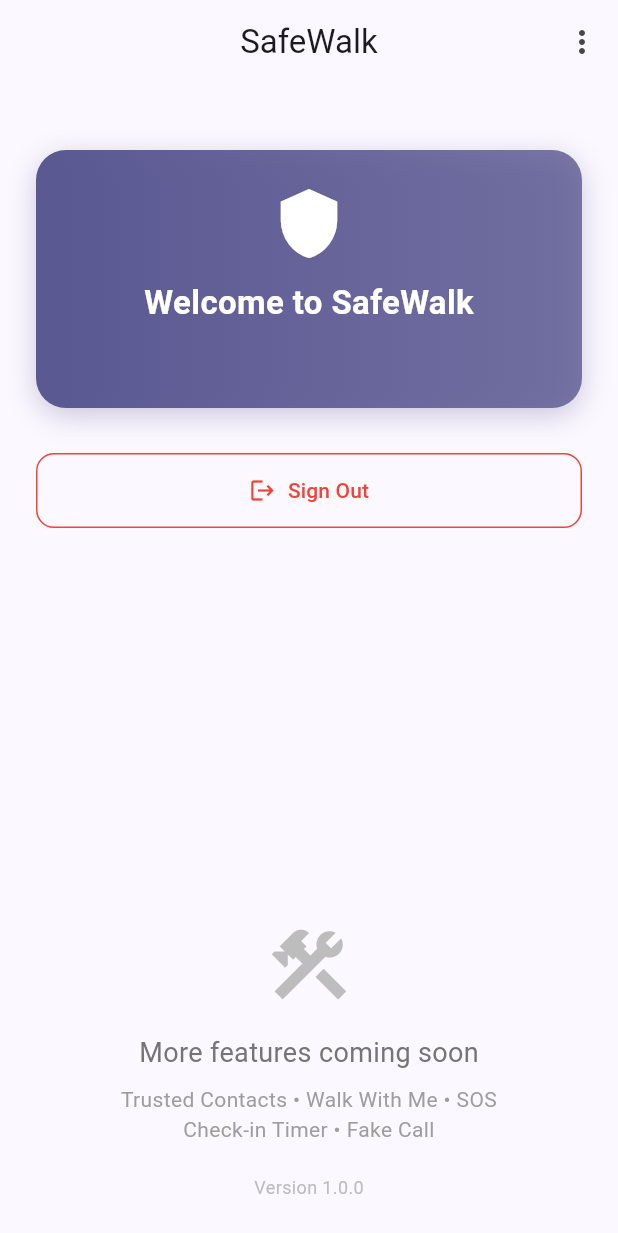
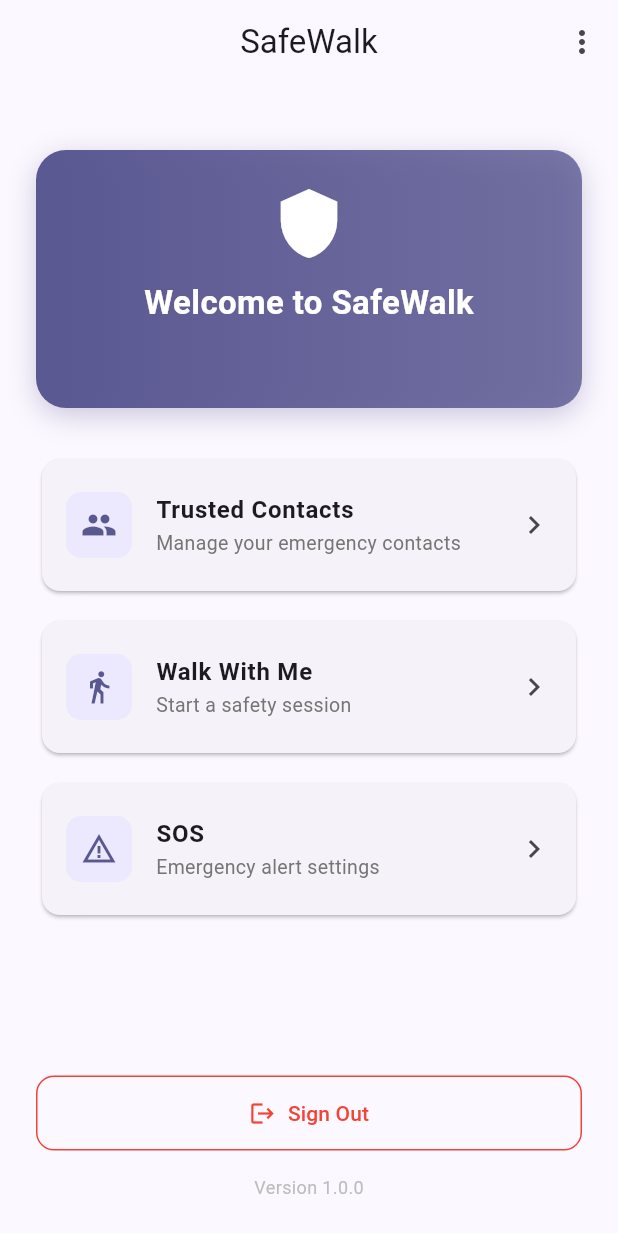
Before and after one commit to Ahsan-2003/women_safety_app, a Flutter app: the screen it shows once a user with an empty profile is signed in, on a phone screen of 412 x 824 dp. Shown: the top 1233 px of the screen. Run offline on Flutter 3.47's test engine with Material 3 defaults, Android fonts, the phone set to English and light mode, and no system bars; our stand-ins replace cloud_firestore, firebase_auth, firebase_core; accounts and stored records are empty.

Commit message:
Update home screen

```diff
--- a/lib/screens/home_screen.dart
+++ b/lib/screens/home_screen.dart
@@ -1,7 +1,8 @@
 import 'package:flutter/material.dart';
 import 'package:provider/provider.dart';
-import 'package:women_safety_app/screens/login_screen.dart';
 import '../providers/auth_provider.dart';
+import 'login_screen.dart';
+import 'contacts_screen.dart'; // ADD THIS
 
 class HomeScreen extends StatelessWidget {
   const HomeScreen({super.key});
@@ -28,7 +29,6 @@ class HomeScreen extends StatelessWidget {
                 ),
               ),
             ],
-            // In the PopupMenuButton onSelected callback:
             onSelected: (value) async {
               if (value == 'signout') {
                 final confirm = await showDialog<bool>(
@@ -54,7 +54,6 @@ class HomeScreen extends StatelessWidget {
 
                 if (confirm == true) {
                   await authProvider.signOut();
-                  // Navigate to LoginScreen and clear stack
                   if (context.mounted) {
                     Navigator.pushAndRemoveUntil(
                       context,
@@ -123,11 +122,55 @@ class HomeScreen extends StatelessWidget {
 
               const SizedBox(height: 30),
 
-              // Sign Out Button (for easy testing)
+              // Menu Options
+              _buildMenuButton(
+                context,
+                icon: Icons.people,
+                title: 'Trusted Contacts',
+                subtitle: 'Manage your emergency contacts',
+                onTap: () {
+                  Navigator.push(
+                    context,
+                    MaterialPageRoute(builder: (_) => const ContactsScreen()),
+                  );
+                },
+              ),
+
+              const SizedBox(height: 12),
+
+              _buildMenuButton(
+                context,
+                icon: Icons.directions_walk,
+                title: 'Walk With Me',
+                subtitle: 'Start a safety session',
+                onTap: () {
+                  // Coming in next feature
+                  ScaffoldMessenger.of(
+                    context,
+                  ).showSnackBar(const SnackBar(content: Text('Coming soon!')));
+                },
+              ),
+
+              const SizedBox(height: 12),
+
+              _buildMenuButton(
+                context,
+                icon: Icons.warning_amber,
+                title: 'SOS',
+                subtitle: 'Emergency alert settings',
+                onTap: () {
+                  ScaffoldMessenger.of(
+                    context,
+                  ).showSnackBar(const SnackBar(content: Text('Coming soon!')));
+                },
+              ),
+
+              const Spacer(),
+
+              // Sign Out Button
               SizedBox(
                 width: double.infinity,
                 child: OutlinedButton.icon(
-                  // Same for the bottom Sign Out button:
                   onPressed: () async {
                     final confirm = await showDialog<bool>(
                       context: context,
@@ -178,28 +221,7 @@ class HomeScreen extends StatelessWidget {
                 ),
               ),
 
-              const Spacer(),
-
-              // Placeholder for future features
-              Column(
-                children: [
-                  Icon(Icons.construction, size: 60, color: Colors.grey[400]),
-                  const SizedBox(height: 16),
-                  Text(
-                    'More features coming soon',
-                    style: TextStyle(fontSize: 18, color: Colors.grey[600]),
-                  ),
-                  const SizedBox(height: 8),
-                  Text(
-                    'Trusted Contacts • Walk With Me • SOS\nCheck-in Timer • Fake Call',
-                    textAlign: TextAlign.center,
-                    style: TextStyle(color: Colors.grey[500], fontSize: 14),
-                  ),
-                ],
-              ),
-
-              const SizedBox(height: 20),
-
+              const SizedBox(height: 16),
               Text(
                 'Version 1.0.0',
                 style: TextStyle(color: Colors.grey[400], fontSize: 12),
@@ -210,4 +232,38 @@ class HomeScreen extends StatelessWidget {
       ),
     );
   }
+
+  // Menu button widget
+  Widget _buildMenuButton(
+    BuildContext context, {
+    required IconData icon,
+    required String title,
+    required String subtitle,
+    required VoidCallback onTap,
+  }) {
+    return Card(
+      elevation: 1,
+      shape: RoundedRectangleBorder(borderRadius: BorderRadius.circular(12)),
+      child: ListTile(
+        onTap: onTap,
+        contentPadding: const EdgeInsets.symmetric(horizontal: 16, vertical: 8),
+        leading: Container(
+          padding: const EdgeInsets.all(10),
+          decoration: BoxDecoration(
+            color: Theme.of(
+              context,
+            ).colorScheme.primaryContainer.withOpacity(0.5),
+            borderRadius: BorderRadius.circular(10),
+          ),
+          child: Icon(icon, color: Theme.of(context).colorScheme.primary),
+        ),
+        title: Text(title, style: const TextStyle(fontWeight: FontWeight.w600)),
+        subtitle: Text(
+          subtitle,
+          style: TextStyle(color: Colors.grey[600], fontSize: 13),
+        ),
+        trailing: const Icon(Icons.chevron_right),
+      ),
+    );
+  }
 }
```
